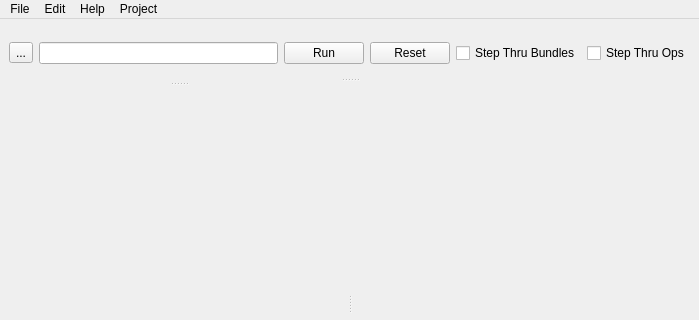
Old version of the form automator_project/utils/qtUi/configwindow.ui in the repository Halicea/hal_automator; both pictures show x 0 to 699 and y 0 to 320 of the 699 by 555 pixel window.
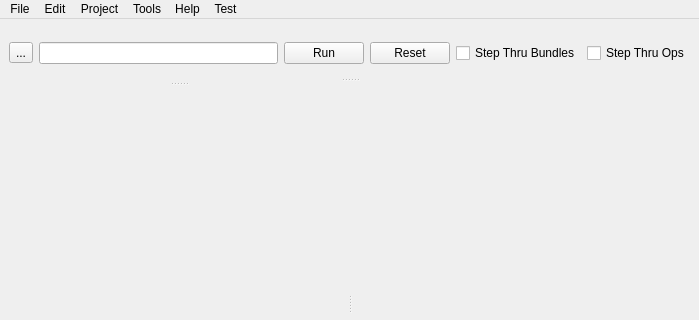
New version of the form. Icons and pictures are not drawn.

Diff of the .ui file:
```diff
--- a/automator_project/utils/qtUi/configwindow.ui
+++ b/automator_project/utils/qtUi/configwindow.ui
@@ -176,13 +176,25 @@
     <addaction name="actionRun"/>
     <addaction name="actionDebug"/>
     <addaction name="actionPackage"/>
-    <addaction name="separator"/>
-    <addaction name="actionEnable_Disable_Bundles"/>
+   </widget>
+   <widget class="QMenu" name="menuTools">
+    <property name="title">
+     <string>Tools</string>
+    </property>
+    <addaction name="actionRegex"/>
+   </widget>
+   <widget class="QMenu" name="menuTest">
+    <property name="title">
+     <string>Test</string>
+    </property>
+    <addaction name="actionDeclarative_View"/>
    </widget>
    <addaction name="menuFile"/>
    <addaction name="menuEdit"/>
-   <addaction name="menuHelp"/>
    <addaction name="menuRun"/>
+   <addaction name="menuTools"/>
+   <addaction name="menuHelp"/>
+   <addaction name="menuTest"/>
   </widget>
   <widget class="QStatusBar" name="statusbar"/>
   <action name="actionSave">
```
Left out of the diff: 38 changed lines with no effect on the pictures.
